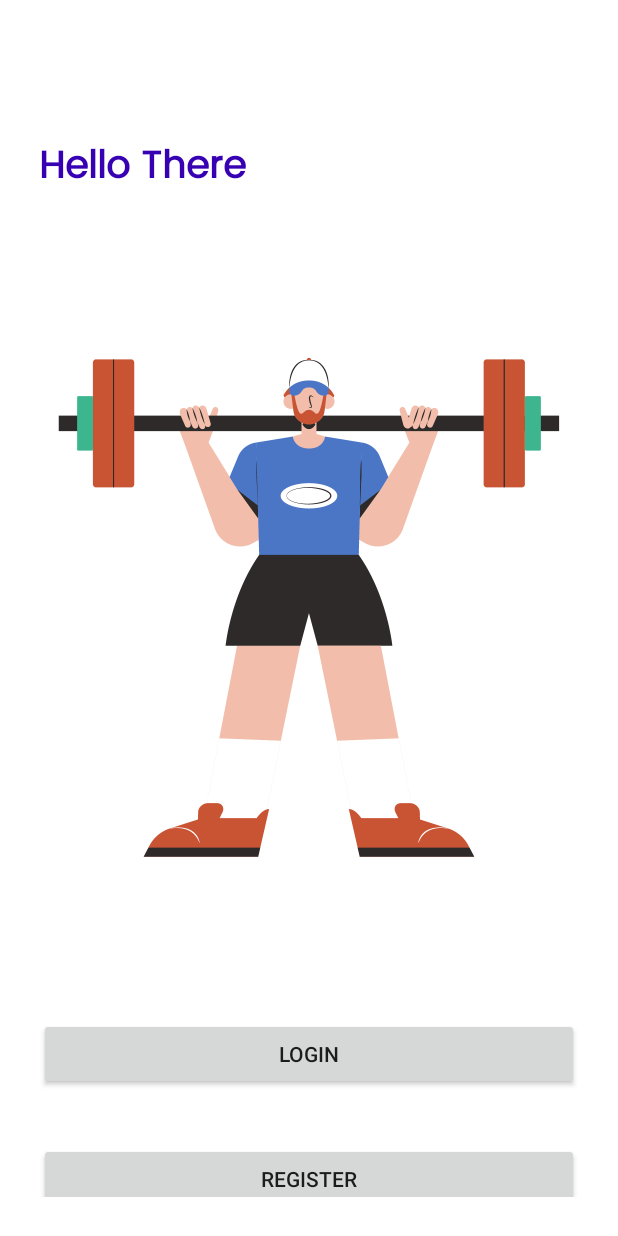
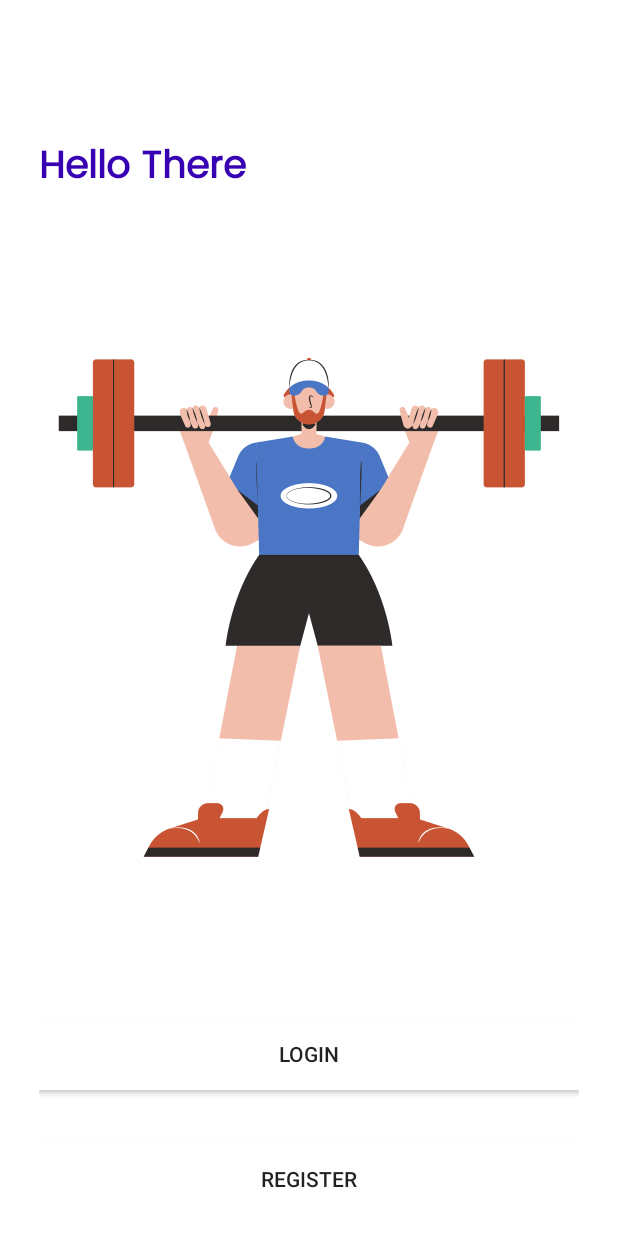
Before and after one commit to dianavisan19/FitTrack-AndroidCourse, an Android app built with Jetpack Compose: the screen it shows after launch (LockScreenActivity), on a phone screen of 412 x 824 dp. Run offline under Robolectric (Android 15) with nearby library versions, the phone set to English and light mode, and no system bars; our stand-ins replace Room's generated code, sdp/ssp sizes.

Commit message:
Add drawable selector for login button

```diff
--- /dev/null
+++ b/app/src/main/res/drawable/button_background.xml
@@ -0,0 +1,6 @@
+<?xml version="1.0" encoding="utf-8"?>
+<selector xmlns:android="http://schemas.android.com/apk/res/android">
+    <item android:drawable="@color/purple_200" android:state_pressed="true" />
+    <item android:drawable="@color/purple_200" android:state_focused="true" />
+    <item android:drawable="@color/white" />
+</selector>
--- a/app/src/main/res/layout/activity_lockscreen.xml
+++ b/app/src/main/res/layout/activity_lockscreen.xml
@@ -44,6 +44,7 @@
         app:layout_constraintHorizontal_bias="0.0"
         app:layout_constraintStart_toStartOf="parent"
         app:layout_constraintTop_toTopOf="parent"
+        android:background="@drawable/button_background"
         app:layout_constraintVertical_bias="0.775" />
 
     <androidx.appcompat.widget.AppCompatButton
@@ -52,6 +53,7 @@
         android:layout_height="wrap_content"
         android:layout_marginTop="736dp"
         android:text="Register"
+        android:background="@drawable/button_background"
         app:layout_constraintEnd_toEndOf="parent"
         app:layout_constraintHorizontal_bias="1.0"
         app:layout_constraintStart_toStartOf="parent"
```
